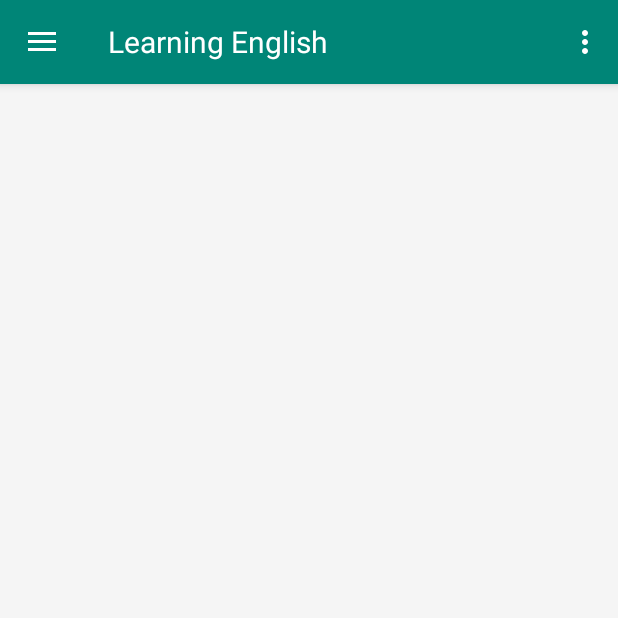
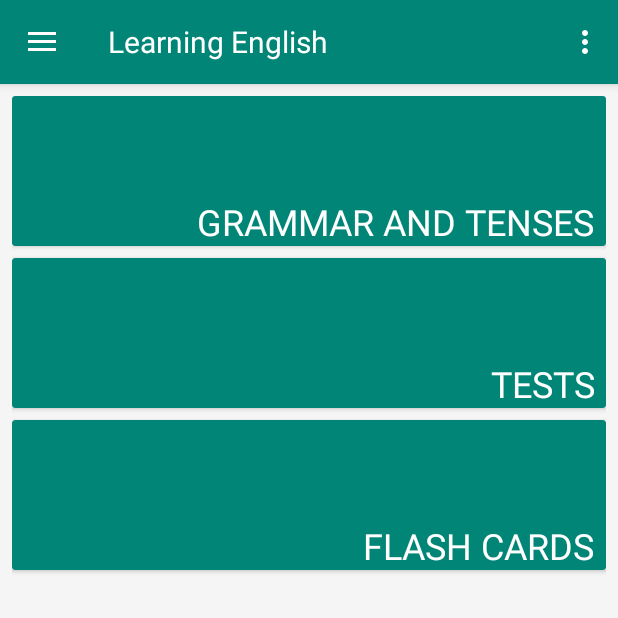
Before and after one commit to RomanOsadchuk2609/Learning-English, an Android app: the screen it shows after launch (MainActivity), on a phone screen of 412 x 824 dp, the top half of it. Run offline under Robolectric (Android 15) with nearby library versions, the phone set to English and light mode, and no system bars.

Commit message:
created main fragment

```diff
--- a/app/build.gradle
+++ b/app/build.gradle
@@ -28,4 +28,5 @@ dependencies {
     androidTestImplementation 'com.android.support.test:runner:1.0.2'
     androidTestImplementation 'com.android.support.test.espresso:espresso-core:3.0.2'
     implementation 'com.android.support:recyclerview-v7:28.0.0'
+    implementation 'com.android.support:cardview-v7:28.0.0'
 }
--- a/app/src/main/java/com/dariahaze/learning_english/ui/main/MainActivity.java
+++ b/app/src/main/java/com/dariahaze/learning_english/ui/main/MainActivity.java
@@ -3,7 +3,9 @@ package com.dariahaze.learning_english.ui.main;
 import android.os.Bundle;
 import android.support.design.widget.FloatingActionButton;
 import android.support.design.widget.Snackbar;
+import android.support.v4.app.Fragment;
 import android.support.v4.app.FragmentManager;
+import android.support.v7.widget.CardView;
 import android.view.View;
 import android.support.design.widget.NavigationView;
 import android.support.v4.view.GravityCompat;
@@ -15,6 +17,7 @@ import android.view.Menu;
 import android.view.MenuItem;
 
 import com.dariahaze.learning_english.R;
+import com.dariahaze.learning_english.ui.grammar.GrammarFragment;
 import com.dariahaze.learning_english.ui.grammar.GrammarPagesFragment;
 
 public class MainActivity extends AppCompatActivity
@@ -30,9 +33,19 @@ public class MainActivity extends AppCompatActivity
         setSupportActionBar(toolbar);
 
         fm = getSupportFragmentManager();
-        /*fm.beginTransaction().replace(R.id.main_content_fl, CalculatorFragment.newInstance())
-                .commit();*/
+        loadFragment(fm, MainFragment.newInstance());
 
+
+        /*CardView grammarCV = findViewById(R.id.grammar_CV);
+        CardView testsCV = findViewById(R.id.tests_CV);
+        CardView flashCardsCV = findViewById(R.id.flash_cards_CV);
+
+        grammarCV.setOnClickListener(new View.OnClickListener() {
+            @Override
+            public void onClick(View v) {
+                assert getFragmentManager() != null;
+            }
+        });*/
 
         DrawerLayout drawer = (DrawerLayout) findViewById(R.id.drawer_layout);
         ActionBarDrawerToggle toggle = new ActionBarDrawerToggle(
@@ -42,6 +55,7 @@ public class MainActivity extends AppCompatActivity
 
         NavigationView navigationView = (NavigationView) findViewById(R.id.nav_view);
         navigationView.setNavigationItemSelectedListener(this);
+        navigationView.getMenu().getItem(0).setChecked(true);
     }
 
     @Override
@@ -81,15 +95,14 @@ public class MainActivity extends AppCompatActivity
     public boolean onNavigationItemSelected(MenuItem item) {
         // Handle navigation view item clicks here.
         int id = item.getItemId();
+        if (id == R.id.nav_total) {
+            loadFragment(fm, MainFragment.newInstance());
+        }
+        else if (id == R.id.nav_grammar_test) {
 
-        if (id == R.id.nav_grammar_in_use) {
-
+        } else if (id == R.id.nav_grammar_in_use) {
             fm.beginTransaction().replace(R.id.main_content, GrammarPagesFragment.newInstance())
                     .commit();
-        } else if (id == R.id.nav_grammar_test) {
-
-        } else if (id == R.id.nav_total) {
-
         } else if (id == R.id.nav_video_lessons) {
 
         } else if (id == R.id.nav_share) {
@@ -102,4 +115,8 @@ public class MainActivity extends AppCompatActivity
         drawer.closeDrawer(GravityCompat.START);
         return true;
     }
+
+    private void loadFragment(FragmentManager fm, Fragment fragment){
+        fm.beginTransaction().replace(R.id.main_content, fragment).commit();
+    }
 }
--- /dev/null
+++ b/app/src/main/java/com/dariahaze/learning_english/ui/main/MainFragment.java
@@ -0,0 +1,60 @@
+package com.dariahaze.learning_english.ui.main;
+
+
+import android.os.Bundle;
+import android.support.annotation.NonNull;
+import android.support.annotation.Nullable;
+import android.support.design.widget.NavigationView;
+import android.support.v4.app.Fragment;
+import android.support.v7.widget.CardView;
+import android.view.LayoutInflater;
+import android.view.View;
+import android.view.ViewGroup;
+
+import com.dariahaze.learning_english.R;
+import com.dariahaze.learning_english.ui.grammar.GrammarFragment;
+import com.dariahaze.learning_english.ui.grammar.GrammarPagesFragment;
+
+
+/**
+ * A simple {@link Fragment} subclass.
+ */
+public class MainFragment extends Fragment {
+
+
+    public MainFragment() {
+        // Required empty public constructor
+    }
+
+    public static MainFragment newInstance() {
+        MainFragment fragment = new MainFragment();
+        return fragment;
+    }
+
+
+    @Override
+    public View onCreateView(LayoutInflater inflater, ViewGroup container,
+                             Bundle savedInstanceState) {
+        // Inflate the layout for this fragment
+        return inflater.inflate(R.layout.fragment_main, container, false);
+    }
+
+    @Override
+    public void onViewCreated(@NonNull final View view, @Nullable Bundle savedInstanceState) {
+        super.onViewCreated(view, savedInstanceState);
+
+        CardView grammarCV = view.findViewById(R.id.grammar_CV);
+        CardView testsCV = view.findViewById(R.id.tests_CV);
+        CardView flashCardsCV = view.findViewById(R.id.flash_cards_CV);
+
+        grammarCV.setOnClickListener(new View.OnClickListener() {
+            @Override
+            public void onClick(View v) {
+
+                assert getFragmentManager() != null;
+                getFragmentManager().beginTransaction().replace(R.id.main_content, GrammarPagesFragment.newInstance())
+                        .commit();
+            }
+        });
+    }
+}
--- /dev/null
+++ b/app/src/main/res/layout/fragment_main.xml
@@ -0,0 +1,77 @@
+<?xml version="1.0" encoding="utf-8"?>
+<FrameLayout xmlns:android="http://schemas.android.com/apk/res/android"
+    xmlns:tools="http://schemas.android.com/tools"
+    android:layout_width="match_parent"
+    android:layout_height="match_parent"
+    xmlns:app="http://schemas.android.com/apk/res-auto"
+    android:padding="8dp"
+    tools:context=".ui.main.MainFragment">
+
+    <LinearLayout
+        android:layout_width="match_parent"
+        android:layout_height="wrap_content"
+        android:orientation="vertical">
+
+        <android.support.v7.widget.CardView
+            android:id="@+id/grammar_CV"
+            android:layout_width="match_parent"
+            android:layout_height="100dp"
+            android:clickable="true"
+            android:focusable="true"
+            android:layout_marginBottom="8dp"
+            app:cardBackgroundColor="@color/colorPrimary">
+
+            <TextView
+                android:layout_width="match_parent"
+                android:layout_height="match_parent"
+                android:textColor="@color/colorWhite"
+                android:textAllCaps="true"
+                android:textSize="24sp"
+                android:text="@string/grammar_and_tenses"
+                android:layout_marginEnd="8dp"
+                android:gravity="bottom|end"/>
+        </android.support.v7.widget.CardView>
+
+        <android.support.v7.widget.CardView
+            android:id="@+id/tests_CV"
+            android:layout_width="match_parent"
+            android:layout_height="100dp"
+            android:clickable="true"
+            android:focusable="true"
+            android:layout_marginBottom="8dp"
+            app:cardBackgroundColor="@color/colorPrimary">
+
+            <TextView
+                android:layout_width="match_parent"
+                android:layout_height="match_parent"
+                android:textColor="@color/colorWhite"
+                android:textAllCaps="true"
+                android:textSize="24sp"
+                android:text="@string/tests"
+                android:layout_marginEnd="8dp"
+                android:gravity="bottom|end"/>
+        </android.support.v7.widget.CardView>
+
+        <android.support.v7.widget.CardView
+            android:id="@+id/flash_cards_CV"
+            android:layout_width="match_parent"
+            android:layout_height="100dp"
+            android:clickable="true"
+            android:focusable="true"
+            android:layout_marginBottom="8dp"
+            app:cardBackgroundColor="@color/colorPrimary">
+
+            <TextView
+                android:layout_width="match_parent"
+                android:layout_height="match_parent"
+                android:textColor="@color/colorWhite"
+                android:textAllCaps="true"
+                android:textSize="24sp"
+                android:text="@string/flash_cards"
+                android:layout_marginEnd="8dp"
+                android:gravity="bottom|end"/>
+        </android.support.v7.widget.CardView>
+
+    </LinearLayout>
+
+</FrameLayout>
--- a/app/src/main/res/values/strings.xml
+++ b/app/src/main/res/values/strings.xml
@@ -26,4 +26,6 @@
     <string name="Other">Other</string>
     <string name="textview">TextView</string>
     <string name="_1">1</string>
+    <string name="grammar_and_tenses">Grammar and tenses</string>
+    <string name="tests">Tests</string>
 </resources>
```
